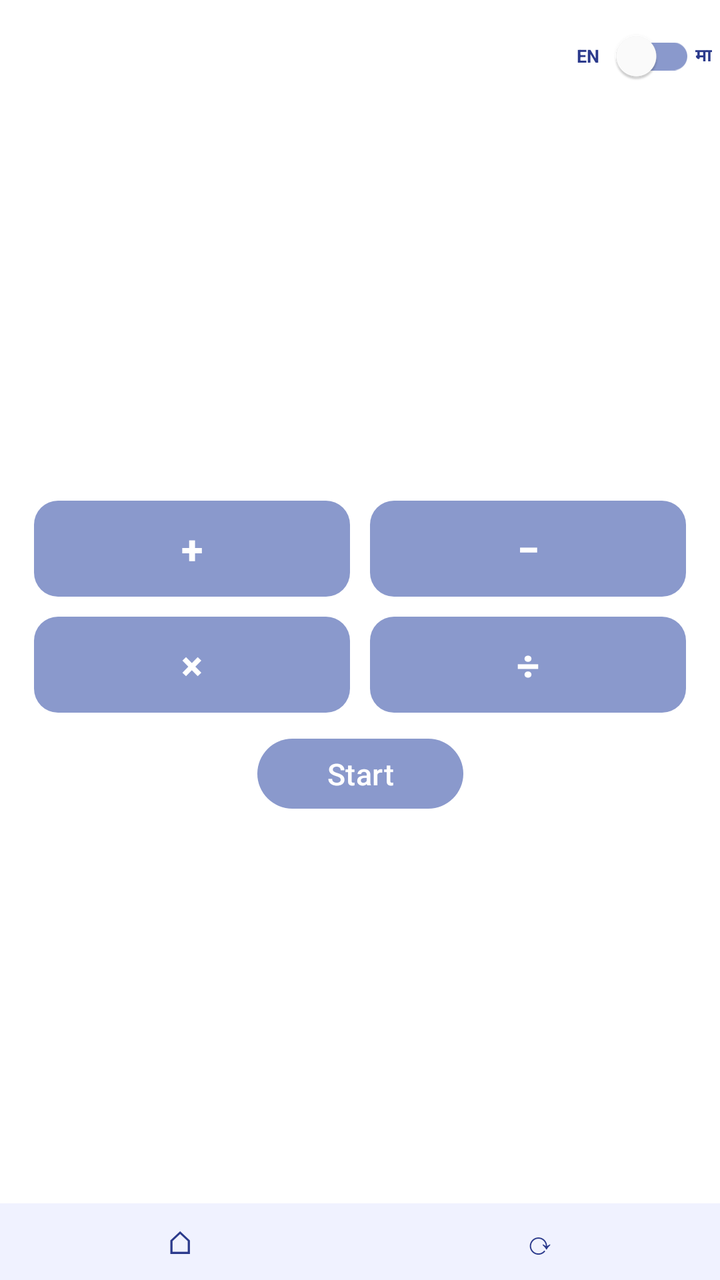
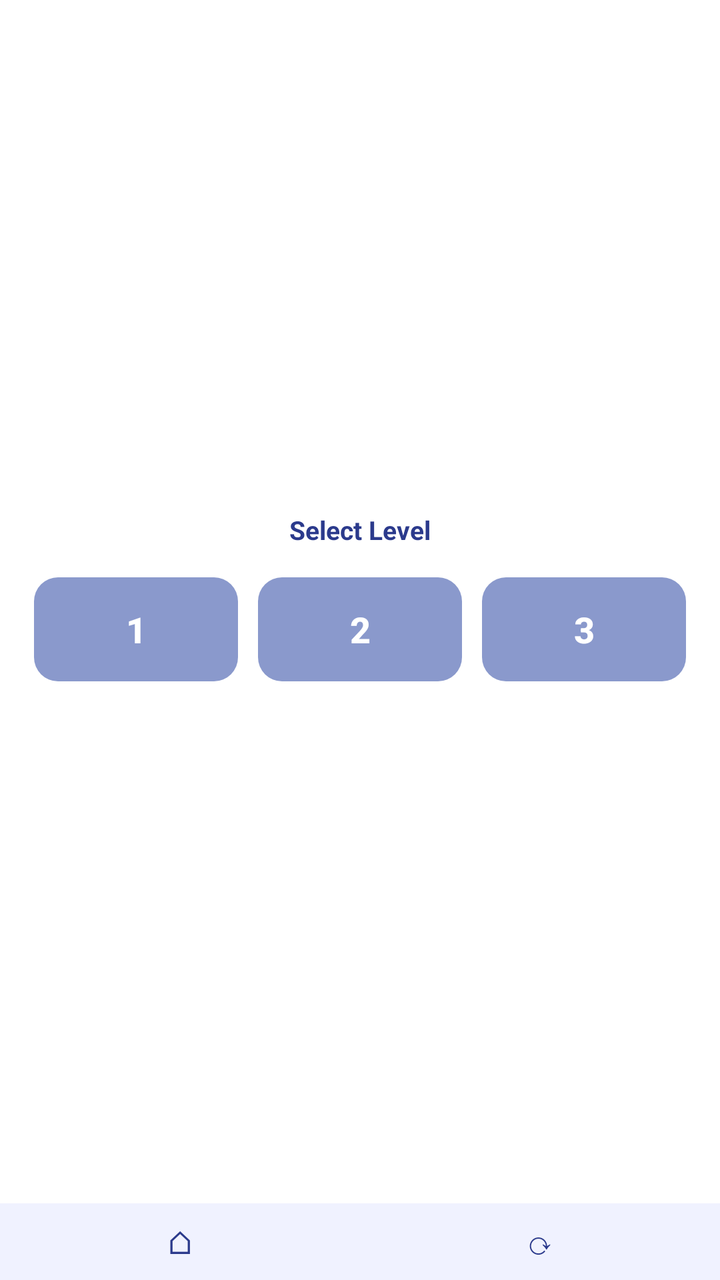

Screens rendered from an Android XML layout before and after an edit, with the pre-edit source and the edit as a unified diff.
<!-- AndroidManifest.xml: application theme Theme.P1 -->
<!-- res/layout/question_panel.xml -->
<?xml version="1.0" encoding="utf-8"?>
<FrameLayout xmlns:android="http://schemas.android.com/apk/res/android"
    xmlns:app="http://schemas.android.com/apk/res-auto"
    xmlns:tools="http://schemas.android.com/tools"
    android:layout_width="match_parent"
    android:layout_height="match_parent"
    android:background="#EDEEFF">

    <FrameLayout
        android:id="@+id/panelContent"
        android:layout_width="match_parent"
        android:layout_height="match_parent"
        android:background="#FFFFFF"
        android:clipToPadding="false">

        <androidx.constraintlayout.widget.ConstraintLayout
            android:id="@+id/homeLayout"
            android:layout_width="match_parent"
            android:layout_height="match_parent">

            <LinearLayout
                android:id="@+id/langBar"
                android:layout_width="wrap_content"
                android:layout_height="wrap_content"
                android:gravity="center_vertical"
                android:orientation="horizontal"
                android:padding="4dp"
                app:layout_constraintTop_toTopOf="parent"
                app:layout_constraintEnd_toEndOf="parent">

                <TextView
                    android:id="@+id/labelEn"
                    android:layout_width="wrap_content"
                    android:layout_height="wrap_content"
                    android:text="EN"
                    android:textColor="#2B3A8C"
                    android:textSize="9sp"
                    android:textStyle="bold"/>

                <androidx.appcompat.widget.SwitchCompat
                    android:id="@+id/langToggle"
                    android:layout_width="wrap_content"
                    android:layout_height="wrap_content"
                    app:showText="false"
                    app:thumbTint="#FFFFFF"
                    app:trackTint="#8A99CC"/>

                <TextView
                    android:id="@+id/labelMr"
                    android:layout_width="wrap_content"
                    android:layout_height="wrap_content"
                    android:text="मा"
                    android:textColor="#2B3A8C"
                    android:textSize="9sp"
                    android:textStyle="bold"/>

            </LinearLayout>

            <androidx.constraintlayout.widget.ConstraintLayout
                android:id="@+id/opGrid"
                android:layout_width="0dp"
                android:layout_height="wrap_content"
                android:layout_marginHorizontal="12dp"
                app:layout_constraintBottom_toTopOf="@id/startBtn"
                app:layout_constraintEnd_toEndOf="parent"
                app:layout_constraintStart_toStartOf="parent"
                app:layout_constraintTop_toBottomOf="@id/langBar"
                app:layout_constraintVertical_chainStyle="packed">

                <com.google.android.material.button.MaterialButton
                    android:id="@+id/btnAdd"
                    android:layout_width="0dp"
                    android:layout_height="48dp"
                    android:layout_margin="5dp"
                    android:insetTop="0dp"
                    android:insetBottom="0dp"
                    android:text="+"
                    android:textColor="#FFFFFF"
                    android:textSize="20sp"
                    android:textStyle="bold"
                    app:backgroundTint="#8A99CC"
                    app:cornerRadius="12dp"
                    app:layout_constraintBottom_toTopOf="@id/btnMul"
                    app:layout_constraintEnd_toStartOf="@id/btnSub"
                    app:layout_constraintHorizontal_chainStyle="spread"
                    app:layout_constraintStart_toStartOf="parent"
                    app:layout_constraintTop_toTopOf="parent" />

                <com.google.android.material.button.MaterialButton
                    android:id="@+id/btnSub"
                    android:layout_width="0dp"
                    android:layout_height="48dp"
                    android:layout_margin="5dp"
                    android:insetTop="0dp"
                    android:insetBottom="0dp"
                    android:text="−"
                    android:textColor="#FFFFFF"
                    android:textSize="20sp"
                    android:textStyle="bold"
                    app:backgroundTint="#8A99CC"
                    app:cornerRadius="12dp"
                    app:layout_constraintBottom_toBottomOf="@id/btnAdd"
                    app:layout_constraintEnd_toEndOf="parent"
                    app:layout_constraintStart_toEndOf="@id/btnAdd"
                    app:layout_constraintTop_toTopOf="@id/btnAdd" />

                <com.google.android.material.button.MaterialButton
                    android:id="@+id/btnMul"
                    android:layout_width="0dp"
                    android:layout_height="48dp"
                    android:layout_margin="5dp"
                    android:insetTop="0dp"
                    android:insetBottom="0dp"
                    android:text="×"
                    android:textColor="#FFFFFF"
                    android:textSize="20sp"
                    android:textStyle="bold"
                    app:backgroundTint="#8A99CC"
                    app:cornerRadius="12dp"
                    app:layout_constraintBottom_toBottomOf="parent"
                    app:layout_constraintEnd_toStartOf="@id/btnDiv"
                    app:layout_constraintStart_toStartOf="parent"
                    app:layout_constraintTop_toBottomOf="@id/btnAdd" />

                <com.google.android.material.button.MaterialButton
                    android:id="@+id/btnDiv"
                    android:layout_width="0dp"
                    android:layout_height="48dp"
                    android:layout_margin="5dp"
                    android:insetTop="0dp"
                    android:insetBottom="0dp"
                    android:text="÷"
                    android:textColor="#FFFFFF"
                    android:textSize="20sp"
                    android:textStyle="bold"
                    app:backgroundTint="#8A99CC"
                    app:cornerRadius="12dp"
                    app:layout_constraintBottom_toBottomOf="@id/btnMul"
                    app:layout_constraintEnd_toEndOf="parent"
                    app:layout_constraintStart_toEndOf="@id/btnMul"
                    app:layout_constraintTop_toTopOf="@id/btnMul" />

            </androidx.constraintlayout.widget.ConstraintLayout>

            <com.google.android.material.button.MaterialButton
                android:id="@+id/startBtn"
                android:layout_width="103dp"
                android:layout_height="35dp"
                android:layout_marginTop="8dp"
                android:layout_marginBottom="8dp"
                android:enabled="false"
                android:insetTop="0dp"
                android:insetBottom="0dp"
                android:paddingHorizontal="32dp"
                android:text="Start"
                android:textColor="#FFFFFF"
                android:textSize="15sp"
                app:backgroundTint="#8A99CC"
                app:cornerRadius="50dp"
                app:layout_constraintBottom_toTopOf="@id/homeNavBar"
                app:layout_constraintEnd_toEndOf="parent"
                app:layout_constraintStart_toStartOf="parent"
                app:layout_constraintTop_toBottomOf="@id/opGrid"
                app:layout_constraintVertical_bias="0.5" />

            <LinearLayout
                android:id="@+id/homeNavBar"
                android:layout_width="match_parent"
                android:layout_height="wrap_content"
                android:orientation="horizontal"
                android:background="#F0F2FF"
                app:layout_constraintBottom_toBottomOf="parent"
                app:layout_constraintStart_toStartOf="parent"
                app:layout_constraintEnd_toEndOf="parent">

                <TextView
                    android:id="@+id/homeNavHome"
                    android:layout_width="0dp"
                    android:layout_height="wrap_content"
                    android:layout_weight="1"
                    android:gravity="center"
                    android:padding="8dp"
                    android:text="⌂"
                    android:textSize="16sp"
                    android:textColor="#2B3A8C"
                    android:background="?attr/selectableItemBackgroundBorderless"/>

                <TextView
                    android:id="@+id/homeNavRotate"
                    android:layout_width="0dp"
                    android:layout_height="wrap_content"
                    android:layout_weight="1"
                    android:gravity="center"
                    android:padding="8dp"
                    android:text="⟳"
                    android:textSize="16sp"
                    android:textColor="#2B3A8C"
                    android:background="?attr/selectableItemBackgroundBorderless"/>

            </LinearLayout>

            <LinearLayout android:id="@+id/homeMiddle"
                android:layout_width="0dp" android:layout_height="0dp"
                android:visibility="gone"
                app:layout_constraintTop_toTopOf="parent"
                app:layout_constraintStart_toStartOf="parent"/>
            <LinearLayout android:id="@+id/opContainer"
                android:layout_width="0dp" android:layout_height="0dp"
                android:visibility="gone"
                app:layout_constraintTop_toTopOf="parent"
                app:layout_constraintStart_toStartOf="parent"/>
            <LinearLayout android:id="@+id/startBtnWrapper"
                android:layout_width="0dp" android:layout_height="0dp"
                android:visibility="gone"
                app:layout_constraintTop_toTopOf="parent"
                app:layout_constraintStart_toStartOf="parent"/>

        </androidx.constraintlayout.widget.ConstraintLayout>

        <LinearLayout
            android:id="@+id/quizLayout"
            android:layout_width="match_parent"
            android:layout_height="match_parent"
            android:orientation="vertical"
            android:visibility="gone">

            <TextView
                android:id="@+id/scoreText"
                android:layout_width="wrap_content"
                android:layout_height="wrap_content"
                android:layout_margin="6dp"
                android:text="0/0"
                android:textColor="#FFFFFF"
                android:textSize="10sp"
                android:textStyle="bold"
                android:paddingHorizontal="6dp"
                android:paddingVertical="2dp"
                android:background="@drawable/bg_score_badge"/>

            <LinearLayout
                android:id="@+id/cardBorder"
                android:layout_width="match_parent"
                android:layout_height="0dp"
                android:layout_weight="1"
                android:layout_marginStart="8dp"
                android:layout_marginEnd="8dp"
                android:layout_marginBottom="4dp"
                android:background="@drawable/question_card_border"
                android:gravity="center"
                android:orientation="vertical">

                <TextView
                    android:id="@+id/questionText"
                    android:layout_width="match_parent"
                    android:layout_height="wrap_content"
                    android:gravity="center"
                    android:maxLines="1"
                    android:textStyle="bold"
                    android:textColor="#1A1A2E"
                    android:paddingHorizontal="8dp"
                    app:autoSizeTextType="uniform"
                    app:autoSizeMinTextSize="16sp"
                    app:autoSizeMaxTextSize="64sp"
                    app:autoSizeStepGranularity="1sp"/>

            </LinearLayout>

            <LinearLayout
                android:id="@+id/btnRow1"
                android:layout_width="match_parent"
                android:layout_height="wrap_content"
                android:orientation="horizontal"
                android:paddingStart="8dp"
                android:paddingEnd="8dp"
                android:paddingBottom="4dp">

                <com.google.android.material.button.MaterialButton
                    android:id="@+id/option1"
                    android:layout_width="0dp"
                    android:layout_height="52dp"
                    android:layout_weight="1"
                    android:layout_marginEnd="4dp"
                    android:textColor="#FFFFFF"
                    android:textStyle="bold"
                    android:textSize="18sp"
                    android:maxLines="1"
                    android:ellipsize="none"
                    android:insetTop="0dp"
                    android:insetBottom="0dp"
                    app:backgroundTint="#2B3A8C"
                    app:cornerRadius="50dp"/>

                <com.google.android.material.button.MaterialButton
                    android:id="@+id/option2"
                    android:layout_width="0dp"
                    android:layout_height="52dp"
                    android:layout_weight="1"
                    android:layout_marginStart="4dp"
                    android:textColor="#FFFFFF"
                    android:textStyle="bold"
                    android:textSize="18sp"
                    android:maxLines="1"
                    android:ellipsize="none"
                    android:insetTop="0dp"
                    android:insetBottom="0dp"
                    app:backgroundTint="#2B3A8C"
                    app:cornerRadius="50dp"/>

            </LinearLayout>

            <LinearLayout
                android:id="@+id/btnRow2"
                android:layout_width="match_parent"
                android:layout_height="wrap_content"
                android:orientation="horizontal"
                android:paddingStart="8dp"
                android:paddingEnd="8dp"
                android:paddingBottom="4dp">

                <com.google.android.material.button.MaterialButton
                    android:id="@+id/option3"
                    android:layout_width="0dp"
                    android:layout_height="52dp"
                    android:layout_weight="1"
                    android:layout_marginEnd="4dp"
                    android:textColor="#FFFFFF"
                    android:textStyle="bold"
                    android:textSize="18sp"
                    android:maxLines="1"
                    android:ellipsize="none"
                    android:insetTop="0dp"
                    android:insetBottom="0dp"
                    app:backgroundTint="#2B3A8C"
                    app:cornerRadius="50dp"/>

                <com.google.android.material.button.MaterialButton
                    android:id="@+id/option4"
                    android:layout_width="0dp"
                    android:layout_height="52dp"
                    android:layout_weight="1"
                    android:layout_marginStart="4dp"
                    android:textColor="#FFFFFF"
                    android:textStyle="bold"
                    android:textSize="18sp"
                    android:maxLines="1"
                    android:ellipsize="none"
                    android:insetTop="0dp"
                    android:insetBottom="0dp"
                    app:backgroundTint="#2B3A8C"
                    app:cornerRadius="50dp"/>

            </LinearLayout>

            <LinearLayout
                android:id="@+id/quizNavBar"
                android:layout_width="match_parent"
                android:layout_height="wrap_content"
                android:orientation="horizontal"
                android:background="#F0F2FF">

                <TextView
                    android:id="@+id/navHome"
                    android:layout_width="0dp"
                    android:layout_height="wrap_content"
                    android:layout_weight="1"
                    android:gravity="center"
                    android:padding="8dp"
                    android:text="⌂"
                    android:textSize="16sp"
                    android:textColor="#2B3A8C"
                    android:background="?attr/selectableItemBackgroundBorderless"/>

                <TextView
                    android:id="@+id/navRotate"
                    android:layout_width="0dp"
                    android:layout_height="wrap_content"
                    android:layout_weight="1"
                    android:gravity="center"
                    android:padding="8dp"
                    android:text="⟳"
                    android:textSize="16sp"
                    android:textColor="#2B3A8C"
                    android:background="?attr/selectableItemBackgroundBorderless"/>

            </LinearLayout>

        </LinearLayout>

    </FrameLayout>
</FrameLayout>
<!-- resources referenced by this layout -->
<resources>
  <!-- drawable bg_score_badge (drawable) -->
  <?xml version="1.0" encoding="utf-8"?>
  <shape xmlns:android="http://schemas.android.com/apk/res/android"
      android:shape="rectangle">
  
      <solid android:color="#1A2560"/>
  
      <corners android:radius="6dp"/>
  
  </shape>
  <!-- drawable question_card_border (drawable) -->
  <shape xmlns:android="http://schemas.android.com/apk/res/android">
  
      <solid android:color="#FFFFFF"/>
  
      <stroke
          android:width="6dp"
          android:color="#E0E0E0"/>
  
      <corners android:radius="14dp"/>
  
      <padding
          android:left="6dp"
          android:top="6dp"
          android:right="6dp"
          android:bottom="6dp"/>
  
  </shape>
  <style name="Theme.P1" parent="Base.Theme.P1" />
  <style name="Base.Theme.P1" parent="Theme.Material3.DayNight.NoActionBar">
          
          
      </style>
</resources>

<!-- the commit's change to res/layout/question_panel.xml (unified diff, before → after) -->
@@ -13,10 +13,129 @@
         android:background="#FFFFFF"
         android:clipToPadding="false">
 
+        
+        <androidx.constraintlayout.widget.ConstraintLayout
+            android:id="@+id/digitLayout"
+            android:layout_width="match_parent"
+            android:layout_height="match_parent">
+
+            <TextView
+                android:id="@+id/digitTitle"
+                android:layout_width="wrap_content"
+                android:layout_height="wrap_content"
+                android:text="Select Level"
+                android:textSize="13sp"
+                android:textStyle="bold"
+                android:textColor="#2B3A8C"
+                app:layout_constraintTop_toTopOf="parent"
+                app:layout_constraintStart_toStartOf="parent"
+                app:layout_constraintEnd_toEndOf="parent"
+                app:layout_constraintBottom_toTopOf="@id/digitBtnRow"
+                app:layout_constraintVertical_chainStyle="packed"
+                android:layout_marginBottom="10dp"/>
+
+            <LinearLayout
+                android:id="@+id/digitBtnRow"
+                android:layout_width="0dp"
+                android:layout_height="wrap_content"
+                android:orientation="horizontal"
+                android:layout_marginHorizontal="12dp"
+                app:layout_constraintTop_toBottomOf="@id/digitTitle"
+                app:layout_constraintBottom_toTopOf="@id/digitNavBar"
+                app:layout_constraintStart_toStartOf="parent"
+                app:layout_constraintEnd_toEndOf="parent">
+
+                <com.google.android.material.button.MaterialButton
+                    android:id="@+id/btn1Digit"
+                    android:layout_width="0dp"
+                    android:layout_height="52dp"
+                    android:layout_weight="1"
+                    android:layout_margin="5dp"
+                    android:insetTop="0dp"
+                    android:insetBottom="0dp"
+                    android:text="1"
+                    android:textColor="#FFFFFF"
+                    android:textSize="18sp"
+                    android:textStyle="bold"
+                    app:backgroundTint="#8A99CC"
+                    app:cornerRadius="12dp"/>
+
+                <com.google.android.material.button.MaterialButton
+                    android:id="@+id/btn2Digit"
+                    android:layout_width="0dp"
+                    android:layout_height="52dp"
+                    android:layout_weight="1"
+                    android:layout_margin="5dp"
+                    android:insetTop="0dp"
+                    android:insetBottom="0dp"
+                    android:text="2"
+                    android:textColor="#FFFFFF"
+                    android:textSize="18sp"
+                    android:textStyle="bold"
+                    app:backgroundTint="#8A99CC"
+                    app:cornerRadius="12dp"/>
+
+                <com.google.android.material.button.MaterialButton
+                    android:id="@+id/btn3Digit"
+                    android:layout_width="0dp"
+                    android:layout_height="52dp"
+                    android:layout_weight="1"
+                    android:layout_margin="5dp"
+                    android:insetTop="0dp"
+                    android:insetBottom="0dp"
+                    android:text="3"
+                    android:textColor="#FFFFFF"
+                    android:textSize="18sp"
+                    android:textStyle="bold"
+                    app:backgroundTint="#8A99CC"
+                    app:cornerRadius="12dp"/>
+
+            </LinearLayout>
+
+            <LinearLayout
+                android:id="@+id/digitNavBar"
+                android:layout_width="match_parent"
+                android:layout_height="wrap_content"
+                android:orientation="horizontal"
+                android:background="#F0F2FF"
+                app:layout_constraintBottom_toBottomOf="parent"
+                app:layout_constraintStart_toStartOf="parent"
+                app:layout_constraintEnd_toEndOf="parent">
+
+                <TextView
+                    android:id="@+id/digitNavHome"
+                    android:layout_width="0dp"
+                    android:layout_height="wrap_content"
+                    android:layout_weight="1"
+                    android:gravity="center"
+                    android:padding="8dp"
+                    android:text="⌂"
+                    android:textSize="16sp"
+                    android:textColor="#2B3A8C"
+                    android:background="?attr/selectableItemBackgroundBorderless"/>
+
+                <TextView
+                    android:id="@+id/digitNavRotate"
+                    android:layout_width="0dp"
+                    android:layout_height="wrap_content"
+                    android:layout_weight="1"
+                    android:gravity="center"
+                    android:padding="8dp"
+                    android:text="⟳"
+                    android:textSize="16sp"
+                    android:textColor="#2B3A8C"
+                    android:background="?attr/selectableItemBackgroundBorderless"/>
+
+            </LinearLayout>
+
+        </androidx.constraintlayout.widget.ConstraintLayout>
+
+        
         <androidx.constraintlayout.widget.ConstraintLayout
             android:id="@+id/homeLayout"
             android:layout_width="match_parent"
-            android:layout_height="match_parent">
+            android:layout_height="match_parent"
+            android:visibility="gone">
 
             <LinearLayout
                 android:id="@+id/langBar"
